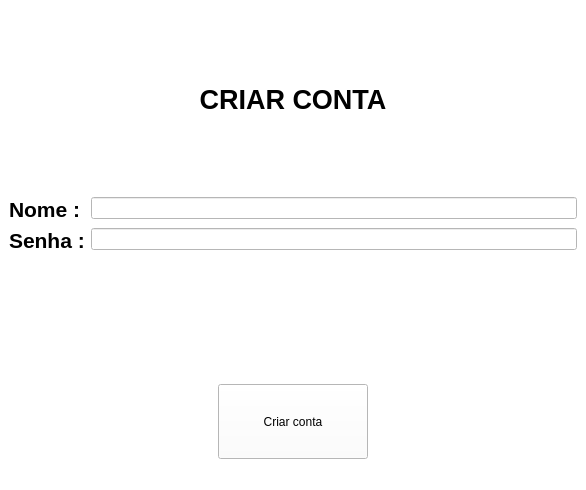
The window that Projetos/CRUD/interfaces/create_account.ui (JoaoEmanuell/Meus-Estudos-Python) describes before a commit, drawn with Qt 5.
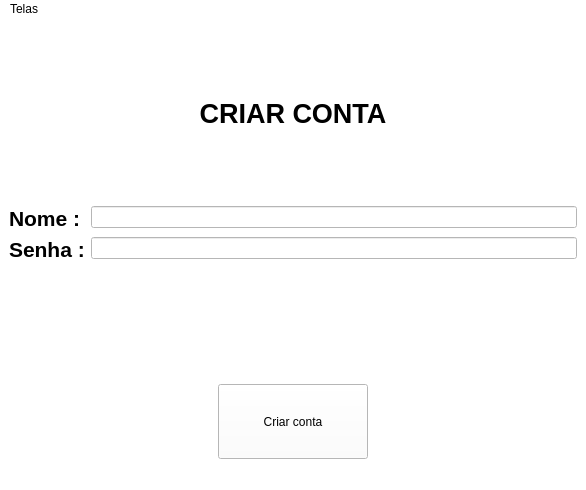
The same window after the commit.

Diff of the .ui file:
```diff
--- a/Projetos/CRUD/interfaces/create_account.ui
+++ b/Projetos/CRUD/interfaces/create_account.ui
@@ -106,6 +106,13 @@
      <height>20</height>
     </rect>
    </property>
+   <widget class="QMenu" name="menuTelas">
+    <property name="title">
+     <string>Telas</string>
+    </property>
+    <addaction name="actionLogin"/>
+   </widget>
+   <addaction name="menuTelas"/>
   </widget>
   <widget class="QStatusBar" name="statusbar"/>
  </widget>
```
Left out of the diff: 17 changed lines with no effect on the pictures.
